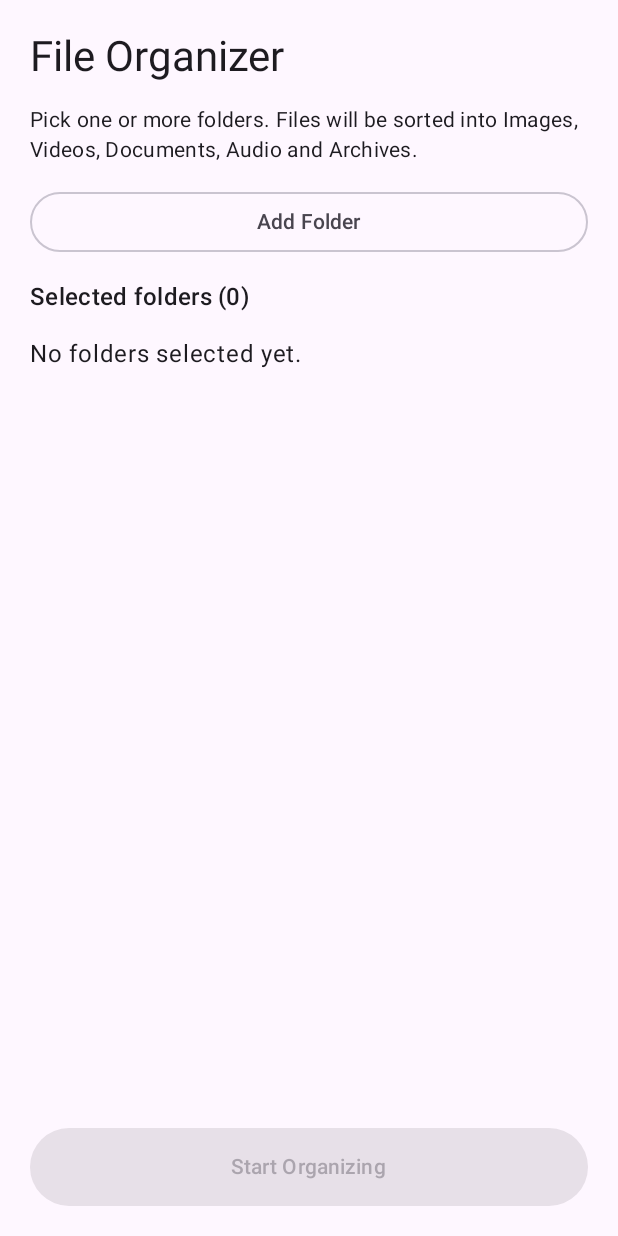
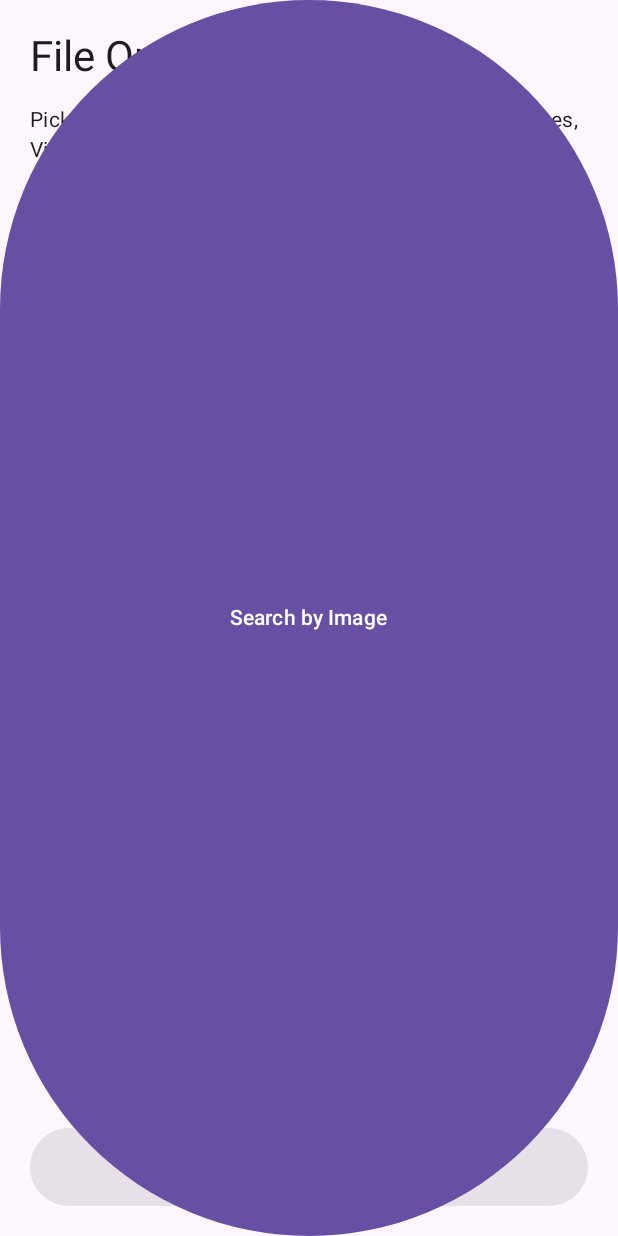
Before and after one commit to algoundi/FileOrganizer, an Android app built with Jetpack Compose: the screen it shows after launch (MainActivity), on a phone screen of 412 x 824 dp. Run offline under Robolectric (Android 15) with nearby library versions, the phone set to English and light mode, and no system bars.

Commit message:
Add button for 'Search by Image' functionality

```diff
--- a/app/src/main/java/com/fileorganizer/app/app/src/main/java/com/fileorganizer/app/app/src/main/java/com/fileorganizer/app/MainActivity.kt
+++ b/app/src/main/java/com/fileorganizer/app/app/src/main/java/com/fileorganizer/app/app/src/main/java/com/fileorganizer/app/MainActivity.kt
@@ -91,4 +91,5 @@ private fun Screen(vm: MainViewModel) {
             Text(if (vm.running) "Organizing…" else "Start Organizing")
         }
     }
+    Button(onClick = { /* هنحط الدالة هنا */ }) { Text("Search by Image") }
 }
```
